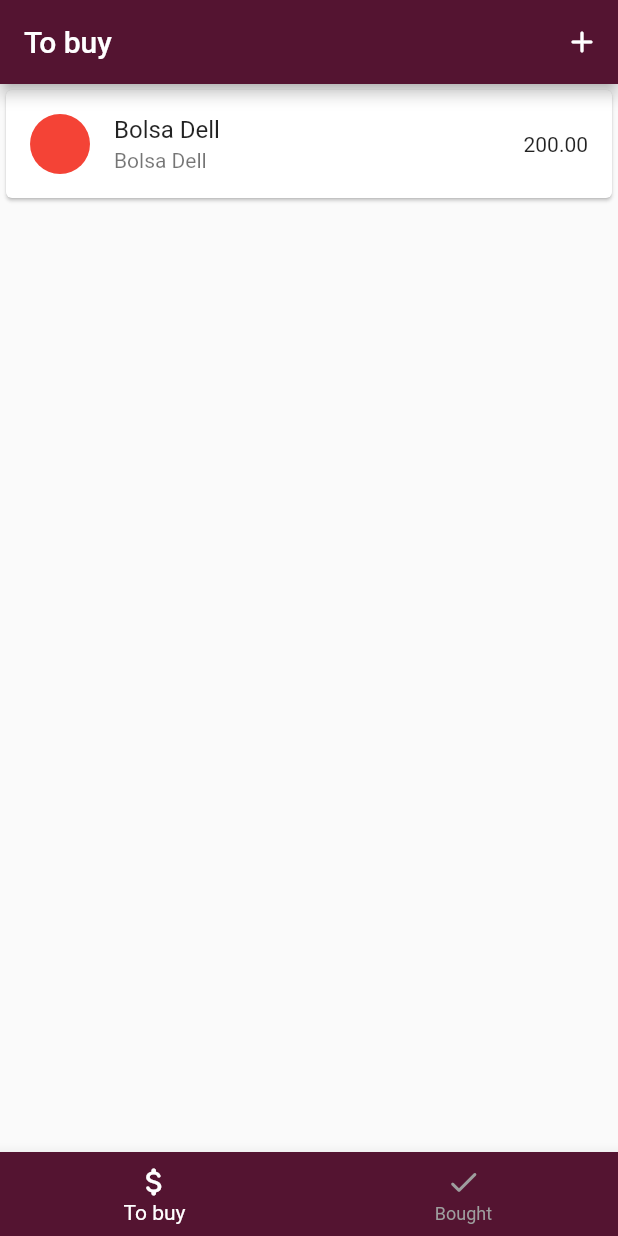
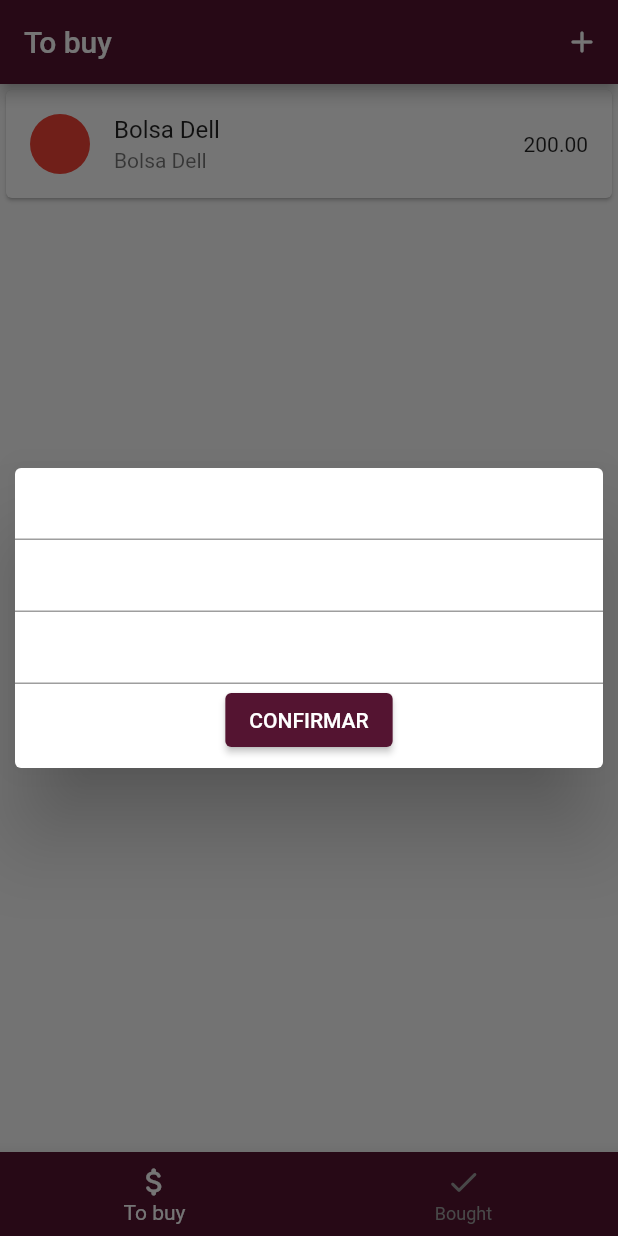
Before and after one commit to Zellner-dev/flutter-to-buy-app, a Flutter app: the screen it shows after launch, after a tap on the "add" icon, on a phone screen of 412 x 824 dp. Run offline on Flutter 3.47's test engine with Material 2 defaults, Android fonts, the phone set to English and light mode, and no system bars.

Commit message:
Adição de formulário em pop up

```diff
--- /dev/null
+++ b/lib/components/wished_item_form.dart
@@ -0,0 +1,37 @@
+import 'package:flutter/material.dart';
+import 'package:flutter/src/widgets/container.dart';
+import 'package:flutter/src/widgets/framework.dart';
+
+class WishedItemForm extends StatefulWidget {
+  const WishedItemForm({super.key});
+
+  @override
+  State<WishedItemForm> createState() => _WishedItemFormState();
+}
+
+class _WishedItemFormState extends State<WishedItemForm> {
+  @override
+  Widget build(BuildContext context) {
+    return Dialog(
+      insetPadding: const EdgeInsets.all(10),
+      child: Container(
+        width: double.infinity,
+        height: 200,
+        child: Form(
+          child: Column(
+            children: [
+              TextFormField(),
+              TextFormField(),
+              TextFormField(),
+              ElevatedButton(
+                onPressed: () {
+                },
+                child: const Text("CONFIRMAR")
+              )
+            ],
+          )
+        ),
+      ),
+    );
+  }
+}
--- a/lib/screens/to_buy_screen.dart
+++ b/lib/screens/to_buy_screen.dart
@@ -1,6 +1,7 @@
 import 'package:flutter/material.dart';
 import 'package:provider/provider.dart';
 import 'package:to_buy/components/wished_item_card.dart';
+import 'package:to_buy/components/wished_item_form.dart';
 import 'package:to_buy/providers/wished_list.dart';
 
 class ToBuyScreen extends StatelessWidget {
@@ -15,8 +16,11 @@ class ToBuyScreen extends StatelessWidget {
         title: const Text("To buy"),
         actions: [
           IconButton(
-            onPressed: () {
-
+            onPressed: () async {
+              await showDialog(
+                context: context,
+                builder: (context) => const WishedItemForm(),
+              );
             },
             icon: const Icon(
               Icons.add_rounded
```
